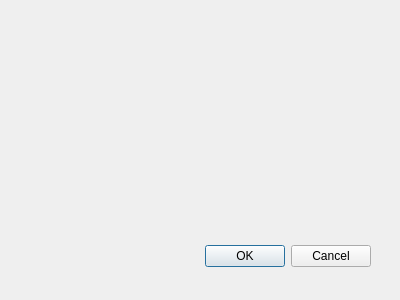
Old version of the form dialogs/updatedialog.ui in the repository qohelet/QtZeiterfassung.
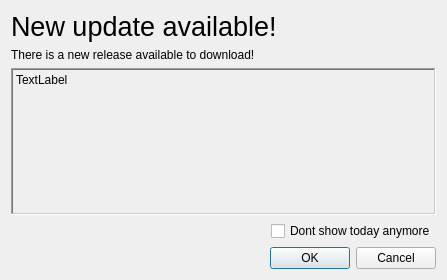
New version of the form.

```diff
--- a/dialogs/updatedialog.ui
+++ b/dialogs/updatedialog.ui
@@ -8,29 +8,84 @@
    <rect>
     <x>0</x>
     <y>0</y>
-    <width>400</width>
-    <height>300</height>
+    <width>447</width>
+    <height>280</height>
    </rect>
   </property>
   <property name="windowTitle">
    <string>Dialog</string>
   </property>
-  <widget class="QDialogButtonBox" name="buttonBox">
-   <property name="geometry">
-    <rect>
-     <x>30</x>
-     <y>240</y>
-     <width>341</width>
-     <height>32</height>
-    </rect>
-   </property>
-   <property name="orientation">
-    <enum>Qt::Horizontal</enum>
-   </property>
-   <property name="standardButtons">
-    <set>QDialogButtonBox::Cancel|QDialogButtonBox::Ok</set>
-   </property>
-  </widget>
+  <layout class="QVBoxLayout" name="verticalLayout" stretch="0,0,1,0,0">
+   <item>
+    <widget class="QLabel" name="labelTitle">
+     <property name="font">
+      <font>
+       <pointsize>20</pointsize>
+      </font>
+     </property>
+     <property name="text">
+      <string>New update available!</string>
+     </property>
+    </widget>
+   </item>
+   <item>
+    <widget class="QLabel" name="label">
+     <property name="text">
+      <string>There is a new release available to download!</string>
+     </property>
+    </widget>
+   </item>
+   <item>
+    <widget class="QLabel" name="labelDescription">
+     <property name="frameShape">
+      <enum>QFrame::WinPanel</enum>
+     </property>
+     <property name="frameShadow">
+      <enum>QFrame::Sunken</enum>
+     </property>
+     <property name="text">
+      <string notr="true">TextLabel</string>
+     </property>
+     <property name="alignment">
+      <set>Qt::AlignLeading|Qt::AlignLeft|Qt::AlignTop</set>
+     </property>
+    </widget>
+   </item>
+   <item>
+    <layout class="QHBoxLayout" name="horizontalLayout">
+     <item>
+      <spacer name="horizontalSpacer">
+       <property name="orientation">
+        <enum>Qt::Horizontal</enum>
+       </property>
+       <property name="sizeHint" stdset="0">
+        <size>
+         <width>40</width>
+         <height>20</height>
+        </size>
+       </property>
+      </spacer>
+     </item>
+     <item>
+      <widget class="QCheckBox" name="checkBoxDontShow">
+       <property name="text">
+        <string>Dont show today anymore</string>
+       </property>
+      </widget>
+     </item>
+    </layout>
+   </item>
+   <item>
+    <widget class="QDialogButtonBox" name="buttonBox">
+     <property name="orientation">
+      <enum>Qt::Horizontal</enum>
+     </property>
+     <property name="standardButtons">
+      <set>QDialogButtonBox::Cancel|QDialogButtonBox::Ok</set>
+     </property>
+    </widget>
+   </item>
+  </layout>
  </widget>
  <pixmapfunction/>
  <resources/>
```
Left out of the diff: 40 changed lines with no effect on the pictures.
